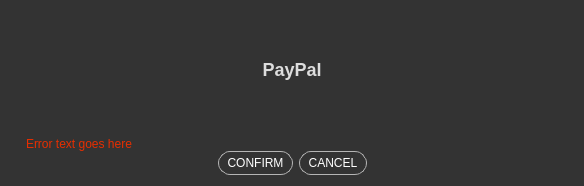
Above: TriblerGUI/qt_resources/iom_input_dialog.ui from devos50/tribler before the change. Below: the same form after it.
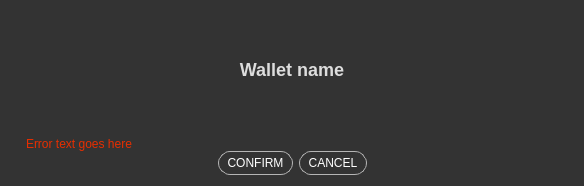
That is the form after the change.

```diff
--- a/TriblerGUI/qt_resources/iom_input_dialog.ui
+++ b/TriblerGUI/qt_resources/iom_input_dialog.ui
@@ -70,7 +70,7 @@
       <string notr="true">color: #ddd; font-weight: bold; font-size: 18px;</string>
      </property>
      <property name="text">
-      <string>PayPal</string>
+      <string>Wallet name</string>
      </property>
      <property name="alignment">
       <set>Qt::AlignCenter</set>
```
